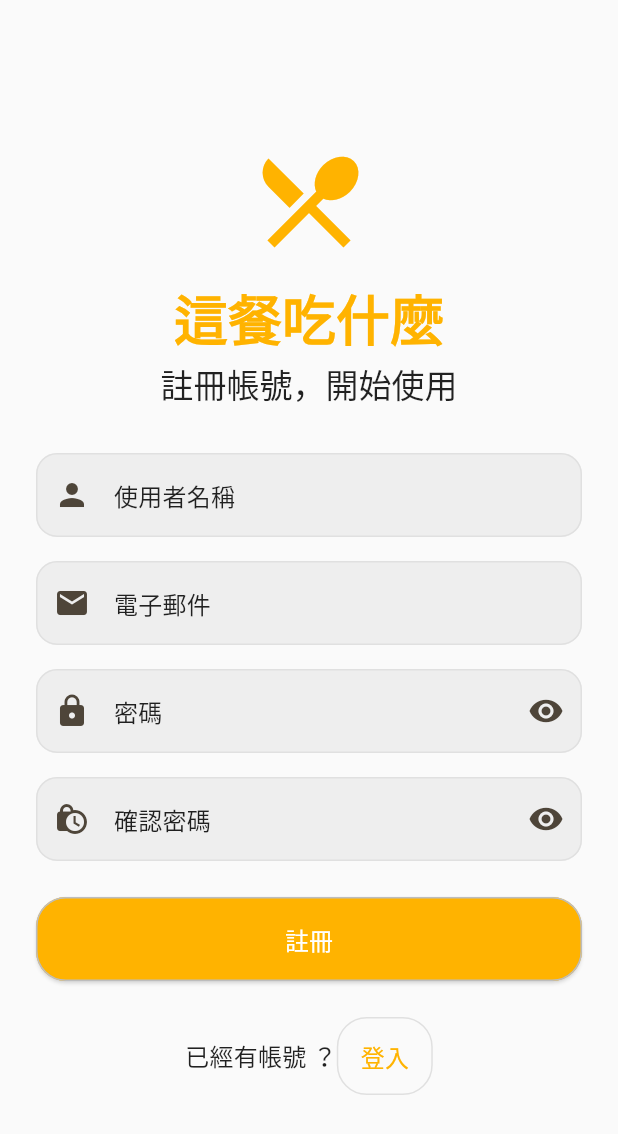
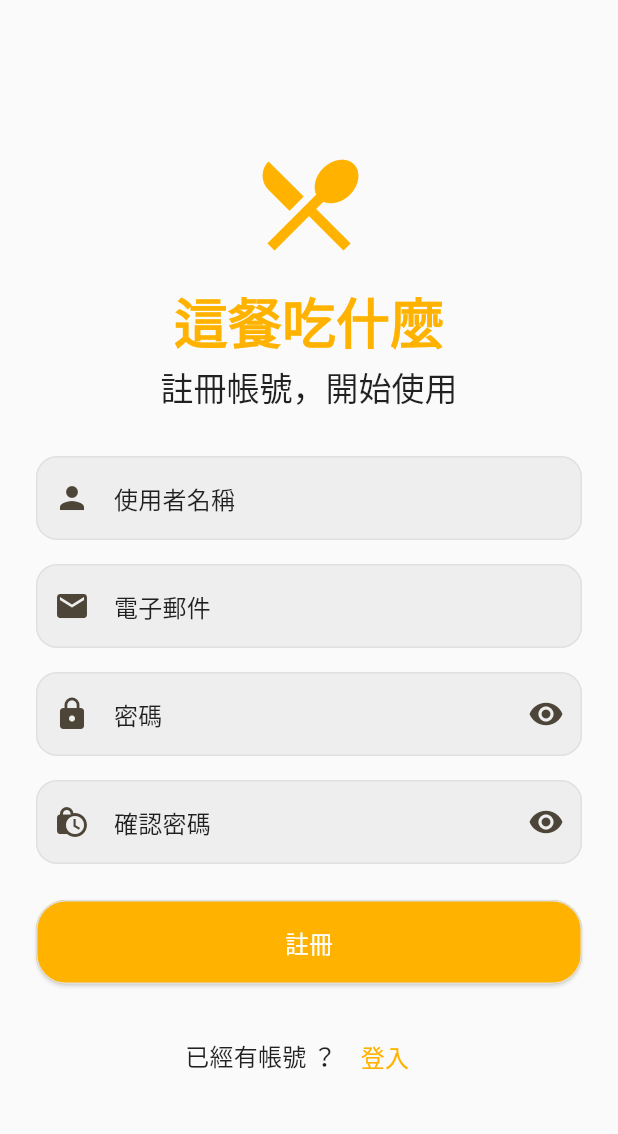
Before and after one commit to JeepWay/what-for-meal, a Flutter app: the screen it shows after launch, after a tap on "登入", after a tap on "註冊", on a phone screen of 412 x 824 dp. Shown: the top 1134 px of the screen. Run offline on Flutter 3.47's test engine with Material 3 defaults, Android fonts, the phone set to English and light mode, and no system bars; our stand-ins replace cloud_firestore, firebase_auth, firebase_core, go_router, google_sign_in, logger; missing offline and left inert: firebase_ui_auth; accounts and stored records are empty; generated files the repository leaves out were written again.

Commit message:
feat: change custom button style

```diff
--- a/lib/pages/login_page.dart
+++ b/lib/pages/login_page.dart
@@ -180,7 +180,7 @@ class _LoginPageState extends State<LoginPage> {
                   Row(
                     mainAxisAlignment: MainAxisAlignment.end,
                     children: [
-                      PrimaryTextButton(
+                      TransparentTextButton(
                         onPressed: () {
                           showDialog(
                             context: context,
@@ -210,11 +210,11 @@ class _LoginPageState extends State<LoginPage> {
                   // 登入按鈕
                   SizedBox(
                     height: 56,
-                    child: PrimaryElevatedButton(
+                    child: PrimaryOutlinedButton(
                       onPressed: _isLoading ? null : _signInWithEmail,
                       label: _isLoading
                           ? CircularProgressIndicator(color: theme.colorScheme.onPrimary)
-                          : Text('登入'),
+                          : const Text('登入'),
                     ),
                   ),
 
@@ -230,7 +230,7 @@ class _LoginPageState extends State<LoginPage> {
                           color: theme.colorScheme.onSurface,
                         ),
                       ),
-                      PrimaryTextButton(
+                      TransparentTextButton(
                         onPressed: () => context.go('/register'),
                         label: const Text('註冊'),
                       ),
@@ -247,7 +247,7 @@ class _LoginPageState extends State<LoginPage> {
                         padding: const EdgeInsets.symmetric(horizontal: 8.0),
                         child: Text(
                           '以其他帳號登入',
-                          style: theme.textTheme.titleMedium!.copyWith(
+                          style: theme.textTheme.titleSmall!.copyWith(
                             color: theme.colorScheme.onSurface,
                           ),
                         ),
@@ -260,7 +260,7 @@ class _LoginPageState extends State<LoginPage> {
 
                   SizedBox(
                     height: 56,
-                    child: WhiteElevatedButton(
+                    child: WhiteOutlinedButton(
                       onPressed: _isLoading ? null : _signInWithGoogle,
                       icon: Image.asset("assets/google-icon.png"),
                       label: _isLoading
--- a/lib/pages/register_page.dart
+++ b/lib/pages/register_page.dart
@@ -265,7 +265,7 @@ class _RegisterPageState extends State<RegisterPage> {
                           color: theme.colorScheme.onSurface,
                         ),
                       ),
-                      PrimaryTextButton(
+                      TransparentTextButton(
                         onPressed: () => context.go('/login'),
                         label: const Text('登入'),
                       ),
--- a/lib/widgets/widgets.dart
+++ b/lib/widgets/widgets.dart
@@ -1,7 +1,7 @@
 import 'package:flutter/material.dart';
 
-class PrimaryTextButton extends StatelessWidget {
-  const PrimaryTextButton({super.key, this.icon, required this.label, required this.onPressed, this.style});
+class TransparentTextButton extends StatelessWidget {
+  const TransparentTextButton({super.key, this.icon, required this.label, required this.onPressed, this.style});
 
   final Widget? icon;
   final Widget label;
@@ -11,18 +11,17 @@ class PrimaryTextButton extends StatelessWidget {
   @override
   Widget build(BuildContext context) {
     final theme = Theme.of(context);
-
     return TextButton.icon(
       onPressed: onPressed,
+      icon: icon,
+      label: label,
       style: (style != null) ? style : TextButton.styleFrom(
         backgroundColor: theme.colorScheme.surface,
         foregroundColor: theme.colorScheme.primary,
-        shape: RoundedRectangleBorder(
-          borderRadius: BorderRadius.circular(20),
-        ),
+        padding: const EdgeInsets.symmetric(vertical: 10),
+        side: BorderSide.none,
         textStyle: theme.textTheme.titleMedium,
       ),
-      label: label,
     );
   }
 }
@@ -39,27 +38,39 @@ class PrimaryElevatedButton extends StatelessWidget {
   @override
   Widget build(BuildContext context) {
     final theme = Theme.of(context);
-
     return ElevatedButton.icon(
       onPressed: onPressed,
       icon: icon,
       label: label,
       style: (style != null) ? style : ElevatedButton.styleFrom(
-        backgroundColor: theme.colorScheme.primary,
-        foregroundColor: theme.colorScheme.onPrimary,
-        padding: const EdgeInsets.symmetric(vertical: 14),
-        side: BorderSide(color: Colors.grey.shade400),
-        shape: RoundedRectangleBorder(
-          borderRadius: BorderRadius.circular(20),
-        ),
-        iconColor: Colors.black,
-        iconSize: 25,
         textStyle: theme.textTheme.titleMedium,
       ),
     );
   }
 }
 
+
+class PrimaryOutlinedButton extends StatelessWidget {
+  const PrimaryOutlinedButton({super.key, this.icon, required this.label, required this.onPressed, this.style});
+
+  final Widget? icon;
+  final Widget label;
+  final void Function()? onPressed;
+  final ButtonStyle? style;
+
+  @override
+  Widget build(BuildContext context) {
+    final theme = Theme.of(context);
+    return OutlinedButton.icon(
+      onPressed: onPressed,
+      icon: icon,
+      label: label,
+      style: (style != null) ? style : OutlinedButton.styleFrom(
+        textStyle: theme.textTheme.titleMedium,
+      ),
+    );
+  }
+}
 
 class WhiteElevatedButton extends StatelessWidget {
   const WhiteElevatedButton({super.key, this.icon, required this.label, required this.onPressed, this.style});
@@ -72,7 +83,6 @@ class WhiteElevatedButton extends StatelessWidget {
   @override
   Widget build(BuildContext context) {
     final theme = Theme.of(context);
-
     return ElevatedButton.icon(
       onPressed: onPressed,
       icon: icon,
@@ -80,15 +90,32 @@ class WhiteElevatedButton extends StatelessWidget {
       style: (style != null) ? style : ElevatedButton.styleFrom(
         backgroundColor: Colors.white,
         foregroundColor: Colors.black,
-        padding: const EdgeInsets.symmetric(vertical: 14),
-        side: const BorderSide(color: Colors.grey),
-        shape: RoundedRectangleBorder(
-          borderRadius: BorderRadius.circular(20),
-        ),
-        iconColor: Colors.black,
-        iconSize: 25,
         textStyle: theme.textTheme.titleMedium,
       ),
     );
   }
 }
+
+class WhiteOutlinedButton extends StatelessWidget {
+  const WhiteOutlinedButton({super.key, this.icon, required this.label, required this.onPressed, this.style});
+
+  final Widget? icon;
+  final Widget label;
+  final void Function()? onPressed;
+  final ButtonStyle? style;
+
+  @override
+  Widget build(BuildContext context) {
+    final theme = Theme.of(context);
+    return OutlinedButton.icon(
+      onPressed: onPressed,
+      icon: icon,
+      label: label,
+      style: (style != null) ? style : OutlinedButton.styleFrom(
+        backgroundColor: Colors.white,
+        foregroundColor: Colors.black,
+        textStyle: theme.textTheme.titleMedium,
+      ),
+    );
+  }
+}
```
